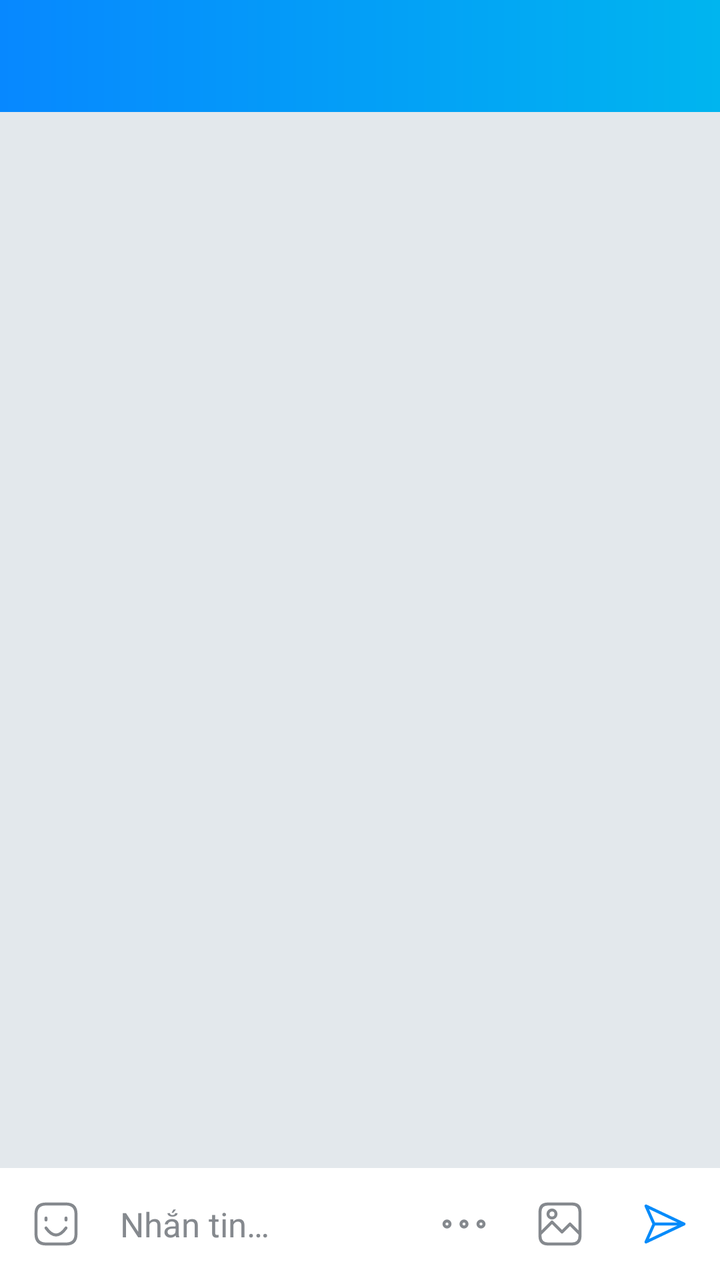
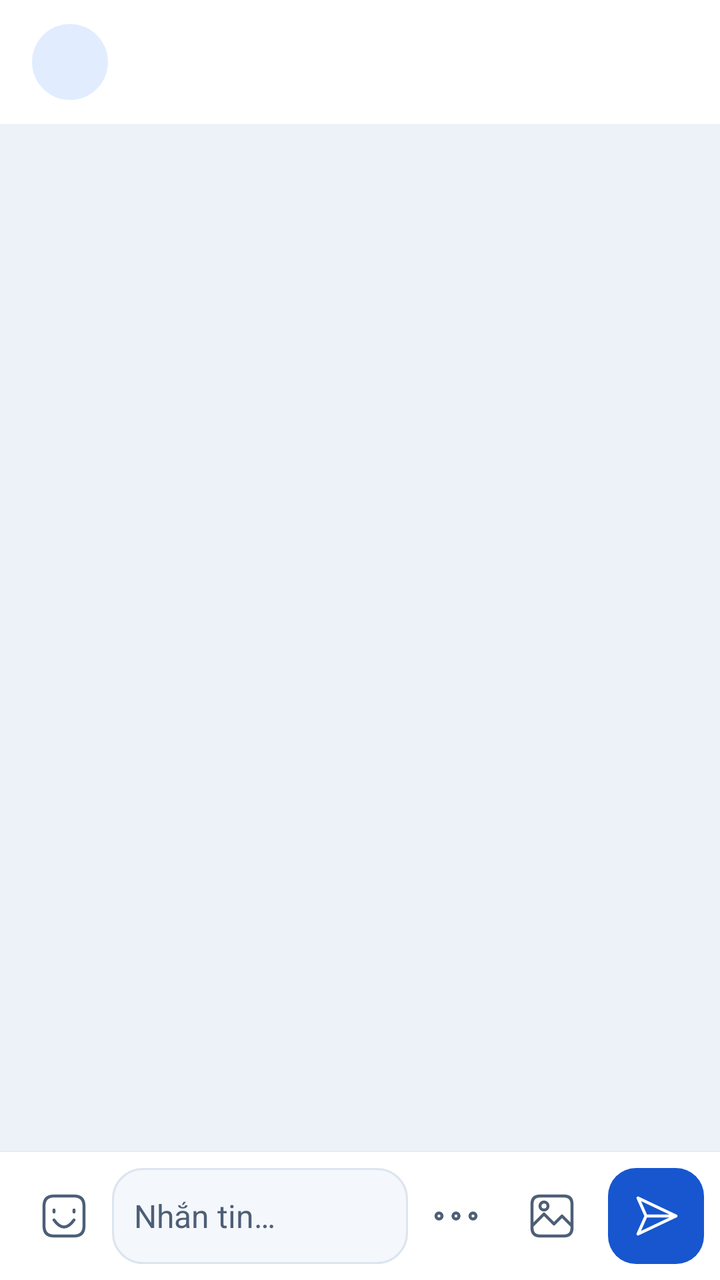

Two renders of the same Android screen: before a commit and after it. Below are the layout's source before the change and the commit's diff.
<!-- AndroidManifest.xml: application theme Theme.UTEChat -->
<!-- res/layout/activity_chat.xml -->
<?xml version="1.0" encoding="utf-8"?>
<LinearLayout xmlns:android="http://schemas.android.com/apk/res/android" xmlns:app="http://schemas.android.com/apk/res-auto"
    android:layout_width="match_parent"
    android:layout_height="match_parent"
    android:background="@drawable/bg_header_gradient"
    android:orientation="vertical"
    android:id="@+id/chat_root">
    <com.google.android.material.appbar.MaterialToolbar
        android:id="@+id/toolbar"
        android:layout_width="match_parent"
        android:layout_height="56dp"
        android:background="@drawable/bg_header_gradient"
        android:elevation="0dp"
        app:navigationContentDescription="@string/cd_back"
        app:titleTextColor="@color/white"
        app:navigationIconTint="@color/white"
        app:titleTextAppearance="@style/ChatToolbarTitle" />
    <TextView
        android:id="@+id/chat_connection_banner"
        android:layout_width="match_parent"
        android:layout_height="wrap_content"
        android:accessibilityLiveRegion="polite"
        android:background="@color/utechat_surface_variant"
        android:paddingHorizontal="@dimen/list_item_padding_h"
        android:paddingVertical="@dimen/space_sm"
        android:text="@string/chat_no_connection"
        android:textColor="@color/utechat_on_surface"
        android:visibility="gone" />
    <TextView
        android:id="@+id/tv_chat_source"
        android:layout_width="match_parent"
        android:layout_height="wrap_content"
        android:background="@color/utechat_surface_variant"
        android:paddingHorizontal="@dimen/list_item_padding_h"
        android:paddingVertical="@dimen/space_sm"
        android:text="@string/mock_message_notice"
        android:textColor="@color/utechat_on_surface"
        android:textSize="@dimen/text_sm"
        android:visibility="gone" />
    <LinearLayout
        android:id="@+id/tv_chat_send_error"
        android:layout_width="match_parent"
        android:layout_height="wrap_content"
        android:background="@color/utechat_surface"
        android:elevation="4dp"
        android:gravity="center_vertical"
        android:orientation="horizontal"
        android:paddingStart="@dimen/list_item_padding_h"
        android:paddingEnd="@dimen/space_xs"
        android:visibility="gone">
        <TextView
            android:id="@+id/tv_chat_send_error_message"
            android:layout_width="0dp"
            android:layout_height="wrap_content"
            android:layout_weight="1"
            android:paddingVertical="@dimen/space_xs"
            android:textColor="@color/utechat_error"
            android:textSize="@dimen/text_sm" />
        <com.google.android.material.button.MaterialButton
            android:id="@+id/btn_retry_stream"
            android:layout_width="wrap_content"
            android:layout_height="@dimen/touch_target_min"
            android:minWidth="@dimen/touch_target_min"
            android:text="@string/btn_retry"
            android:textSize="@dimen/text_xs" />
    </LinearLayout>
    <TextView
        android:id="@+id/tv_pinned_message"
        android:layout_width="match_parent"
        android:layout_height="wrap_content"
        android:minHeight="48dp"
        android:gravity="center_vertical"
        android:paddingHorizontal="16dp"
        android:singleLine="true"
        android:ellipsize="end"
        android:textColor="@color/utechat_primary"
        android:background="@color/utechat_surface"
        android:foreground="?attr/selectableItemBackground"
        android:visibility="gone" />
    <FrameLayout
        android:layout_width="match_parent"
        android:layout_height="0dp"
        android:layout_weight="1"
        android:background="@color/chat_canvas">
        <androidx.recyclerview.widget.RecyclerView
            android:id="@+id/rv_messages"
            android:layout_width="match_parent"
            android:layout_height="match_parent"
            android:clipToPadding="false"
            android:paddingTop="@dimen/space_sm"
            android:paddingBottom="@dimen/space_sm"
            android:scrollbars="vertical"
            android:visibility="gone" />
        <ProgressBar
            android:id="@+id/progress_chat"
            android:layout_width="wrap_content"
            android:layout_height="wrap_content"
            android:layout_gravity="center"
            android:contentDescription="@string/chat_loading"
            android:visibility="gone" />
        <LinearLayout
            android:id="@+id/chat_error_state"
            android:layout_width="match_parent"
            android:layout_height="match_parent"
            android:gravity="center"
            android:orientation="vertical"
            android:padding="@dimen/space_xl"
            android:visibility="gone">
            <TextView
                android:layout_width="wrap_content"
                android:layout_height="wrap_content"
                android:text="@string/chat_error_title"
                android:textColor="@color/utechat_on_surface"
                android:textSize="@dimen/text_lg"
                android:textStyle="bold" />
            <TextView
                android:id="@+id/tv_chat_error"
                android:layout_width="wrap_content"
                android:layout_height="wrap_content"
                android:layout_marginTop="@dimen/space_sm"
                android:gravity="center"
                android:text="@string/chat_load_error"
                android:textColor="@color/utechat_on_surface_variant"
                android:textSize="@dimen/text_md" />
            <com.google.android.material.button.MaterialButton
                android:id="@+id/btn_retry_chat"
                android:layout_width="wrap_content"
                android:layout_height="@dimen/touch_target_min"
                android:layout_marginTop="@dimen/space_md"
                android:text="@string/btn_retry" />
        </LinearLayout>
        <LinearLayout
            android:id="@+id/empty_chat_state"
            android:layout_width="match_parent"
            android:layout_height="match_parent"
            android:gravity="center"
            android:orientation="vertical"
            android:padding="@dimen/space_xl"
            android:visibility="gone">
            <TextView
                android:layout_width="wrap_content"
                android:layout_height="wrap_content"
                android:text="@string/empty_chat_title"
                android:textColor="@color/utechat_on_surface"
                android:textSize="@dimen/text_lg"
                android:textStyle="bold" />
            <TextView
                android:layout_width="wrap_content"
                android:layout_height="wrap_content"
                android:layout_marginTop="@dimen/space_sm"
                android:gravity="center"
                android:text="@string/empty_chat_message"
                android:textColor="@color/utechat_on_surface_variant"
                android:textSize="@dimen/text_md" />
        </LinearLayout>
        <ProgressBar
            android:id="@+id/progress_history" style="?android:attr/progressBarStyleHorizontal"
            android:layout_width="match_parent"
            android:layout_height="wrap_content"
            android:layout_gravity="top"
            android:indeterminate="true"
            android:visibility="gone" />
    </FrameLayout>
    <TextView
        android:id="@+id/tv_blocked_chat"
        android:layout_width="match_parent"
        android:layout_height="wrap_content"
        android:background="@color/utechat_surface"
        android:padding="16dp"
        android:text="@string/blocked_chat_notice"
        android:textColor="@color/utechat_on_surface"
        android:visibility="gone" />
    <LinearLayout
        android:id="@+id/reply_composer"
        android:layout_width="match_parent"
        android:layout_height="wrap_content"
        android:background="@color/utechat_surface"
        android:gravity="center_vertical"
        android:paddingStart="16dp"
        android:visibility="gone">
        <LinearLayout
            android:layout_width="0dp"
            android:layout_height="wrap_content"
            android:layout_weight="1"
            android:orientation="vertical"
            android:paddingVertical="6dp">
            <TextView
                android:id="@+id/tv_reply_target"
                android:layout_width="match_parent"
                android:layout_height="wrap_content"
                android:ellipsize="end"
                android:maxLines="1"
                android:textColor="@color/utechat_primary"
                android:textStyle="bold" />
            <TextView
                android:id="@+id/tv_reply_preview"
                android:layout_width="match_parent"
                android:layout_height="wrap_content"
                android:ellipsize="end"
                android:maxLines="1"
                android:textColor="@color/utechat_on_surface_variant" />
        </LinearLayout>
        <ImageButton
            android:id="@+id/btn_clear_reply"
            android:layout_width="48dp"
            android:layout_height="48dp"
            android:background="?attr/selectableItemBackgroundBorderless"
            android:contentDescription="@string/message_reply_cancel"
            android:src="@android:drawable/ic_menu_close_clear_cancel"
            android:tint="@color/utechat_on_surface_variant" />
    </LinearLayout>
    <LinearLayout
        android:id="@+id/chat_composer"
        android:layout_width="match_parent"
        android:layout_height="wrap_content"
        android:background="@color/utechat_surface"
        android:gravity="center_vertical"
        android:orientation="horizontal"
        android:padding="4dp">
        <ImageButton
            android:id="@+id/btn_chat_emoji"
            android:layout_width="48dp"
            android:layout_height="48dp"
            android:src="@drawable/ic_chat_smile"
            android:padding="12dp"
            android:background="?attr/selectableItemBackgroundBorderless"
            android:contentDescription="@string/chat_emoji"
            android:tint="@color/utechat_on_surface_variant" />
        <EditText
            android:id="@+id/et_message"
            android:layout_width="0dp"
            android:layout_height="wrap_content"
            android:layout_weight="1"
            android:background="@android:color/transparent"
            android:hint="@string/hint_message"
            android:imeOptions="actionSend"
            android:inputType="textCapSentences|textMultiLine"
            android:maxLines="4"
            android:minHeight="@dimen/touch_target_min"
            android:paddingHorizontal="8dp"
            android:paddingVertical="@dimen/space_sm"
            android:textColor="@color/utechat_on_surface"
            android:textColorHint="@color/utechat_on_surface_variant"
            android:textSize="17sp" />
        <ImageButton
            android:id="@+id/btn_chat_more"
            android:layout_width="48dp"
            android:layout_height="48dp"
            android:src="@drawable/ic_chat_more"
            android:padding="12dp"
            android:background="?attr/selectableItemBackgroundBorderless"
            android:contentDescription="@string/chat_more"
            android:tint="@color/utechat_on_surface_variant" />
        <ImageButton
            android:id="@+id/btn_attach_image"
            android:layout_width="@dimen/touch_target_min"
            android:layout_height="@dimen/touch_target_min"
            android:background="?attr/selectableItemBackgroundBorderless"
            android:contentDescription="@string/cd_attach_image"
            android:src="@drawable/ic_chat_gallery"
            android:tint="@color/utechat_on_surface_variant" />
        <ImageButton
            android:id="@+id/btn_send"
            android:layout_width="@dimen/touch_target_min"
            android:layout_height="@dimen/touch_target_min"
            android:layout_marginStart="@dimen/space_xs"
            android:background="?attr/selectableItemBackgroundBorderless"
            android:contentDescription="@string/cd_send_message"
            android:src="@drawable/ic_chat_send"
            android:tint="@color/utechat_primary" />
    </LinearLayout>
</LinearLayout>
<!-- resources referenced by this layout -->
<resources>
  <color name="chat_canvas">#E3E8EC</color>
  <color name="utechat_error">#FFDC2626</color>
  <color name="utechat_primary">#FF078BFA</color>
  <color name="utechat_surface">#FFFFFFFF</color>
  <color name="white">#FFFFFFFF</color>
  <dimen name="list_item_padding_h">16dp</dimen>
  <dimen name="space_md">16dp</dimen>
  <dimen name="space_sm">8dp</dimen>
  <dimen name="space_xl">32dp</dimen>
  <dimen name="space_xs">4dp</dimen>
  <dimen name="text_lg">17sp</dimen>
  <dimen name="text_md">15sp</dimen>
  <dimen name="text_sm">13sp</dimen>
  <dimen name="text_xs">11sp</dimen>
  <dimen name="touch_target_min">48dp</dimen>
  <!-- drawable bg_header_gradient (drawable) -->
  <shape xmlns:android="http://schemas.android.com/apk/res/android"><gradient
      android:angle="0"
      android:startColor="#0788FF"
      android:endColor="#00B5EF" /></shape>
  <string name="btn_retry">Thử lại</string>
  <string name="cd_back">Quay lại</string>
  <string name="chat_more">Thêm tiện ích</string>
  <string name="hint_message">Nhắn tin…</string>
  <style name="ChatToolbarTitle" parent="TextAppearance.Widget.AppCompat.Toolbar.Title">
          <item name="android:textSize">18sp</item>
          <item name="android:textStyle">bold</item>
          <item name="android:textColor">@color/white</item>
      </style>
  <color name="utechat_secondary">#FF00B4D8</color>
  <color name="utechat_background">#FFF3F4F6</color>
  <!-- unchanged entries left out for length: 24 -->
</resources>

<!-- the commit's change to res/layout/activity_chat.xml (unified diff, before → after) -->
@@ -2,19 +2,74 @@
 <LinearLayout xmlns:android="http://schemas.android.com/apk/res/android" xmlns:app="http://schemas.android.com/apk/res-auto"
     android:layout_width="match_parent"
     android:layout_height="match_parent"
-    android:background="@drawable/bg_header_gradient"
+    android:background="@color/white"
     android:orientation="vertical"
     android:id="@+id/chat_root">
     <com.google.android.material.appbar.MaterialToolbar
         android:id="@+id/toolbar"
         android:layout_width="match_parent"
-        android:layout_height="56dp"
-        android:background="@drawable/bg_header_gradient"
-        android:elevation="0dp"
+        android:layout_height="62dp"
+        android:background="@color/white"
         app:navigationContentDescription="@string/cd_back"
-        app:titleTextColor="@color/white"
-        app:navigationIconTint="@color/white"
-        app:titleTextAppearance="@style/ChatToolbarTitle" />
+        app:navigationIconTint="@color/chat_text"
+        app:contentInsetStartWithNavigation="0dp">
+        <LinearLayout
+            android:id="@+id/chat_identity"
+            android:layout_width="match_parent"
+            android:layout_height="match_parent"
+            android:layout_marginEnd="4dp"
+            android:gravity="center_vertical"
+            android:orientation="horizontal">
+            <FrameLayout
+                android:layout_width="38dp"
+                android:layout_height="38dp"
+                android:layout_marginEnd="8dp"
+                android:importantForAccessibility="noHideDescendants">
+                <TextView
+                    android:id="@+id/chat_avatar_initial"
+                    android:layout_width="match_parent"
+                    android:layout_height="match_parent"
+                    android:background="@drawable/bg_chat_header_avatar"
+                    android:gravity="center"
+                    android:textColor="@color/chat_accent"
+                    android:textSize="14sp"
+                    android:textStyle="bold" />
+                <ImageView
+                    android:id="@+id/chat_avatar_photo"
+                    android:layout_width="match_parent"
+                    android:layout_height="match_parent" />
+                <View
+                    android:id="@+id/chat_online_badge"
+                    android:layout_width="12dp"
+                    android:layout_height="12dp"
+                    android:layout_gravity="bottom|end"
+                    android:background="@drawable/bg_chat_online_badge"
+                    android:visibility="gone" />
+            </FrameLayout>
+            <LinearLayout
+                android:layout_width="0dp"
+                android:layout_height="wrap_content"
+                android:layout_weight="1"
+                android:orientation="vertical">
+                <TextView
+                    android:id="@+id/chat_title"
+                    android:layout_width="match_parent"
+                    android:layout_height="wrap_content"
+                    android:ellipsize="end"
+                    android:maxLines="1"
+                    android:textAppearance="@style/ChatToolbarTitle" />
+                <TextView
+                    android:id="@+id/chat_subtitle"
+                    android:layout_width="match_parent"
+                    android:layout_height="wrap_content"
+                    android:ellipsize="end"
+                    android:maxLines="1"
+                    android:textColor="@color/chat_meta"
+                    android:textSize="12sp"
+                    android:visibility="gone" />
+            </LinearLayout>
+        </LinearLayout>
+    </com.google.android.material.appbar.MaterialToolbar>
     <TextView
         android:id="@+id/chat_connection_banner"
         android:layout_width="match_parent"
@@ -81,7 +136,7 @@
         android:layout_width="match_parent"
         android:layout_height="0dp"
         android:layout_weight="1"
-        android:background="@color/chat_canvas">
+        android:background="@color/chat_conversation_canvas">
         <androidx.recyclerview.widget.RecyclerView
             android:id="@+id/rv_messages"
             android:layout_width="match_parent"
@@ -91,13 +146,31 @@
             android:paddingBottom="@dimen/space_sm"
             android:scrollbars="vertical"
             android:visibility="gone" />
-        <ProgressBar
+        <FrameLayout
             android:id="@+id/progress_chat"
-            android:layout_width="wrap_content"
-            android:layout_height="wrap_content"
-            android:layout_gravity="center"
-            android:contentDescription="@string/chat_loading"
-            android:visibility="gone" />
+            android:layout_width="match_parent"
+            android:layout_height="match_parent"
+            android:visibility="gone">
+            <LinearLayout
+                android:layout_width="match_parent"
+                android:layout_height="wrap_content"
+                android:layout_gravity="bottom"
+                android:importantForAccessibility="noHideDescendants"
+                android:orientation="vertical"
+                android:padding="16dp">
+                <View android:layout_width="172dp" android:layout_height="44dp" android:background="@drawable/bg_chat_skeleton" />
+                <View android:layout_width="136dp" android:layout_height="46dp" android:layout_gravity="end"
+                    android:layout_marginTop="10dp" android:background="@drawable/bg_chat_skeleton" />
+                <View android:layout_width="196dp" android:layout_height="54dp" android:layout_marginTop="10dp"
+                    android:background="@drawable/bg_chat_skeleton" />
+            </LinearLayout>
+            <ProgressBar
+                android:layout_width="30dp"
+                android:layout_height="30dp"
+                android:layout_gravity="center"
+                android:contentDescription="@string/chat_loading"
+                android:indeterminateTint="@color/chat_accent" />
+        </FrameLayout>
         <LinearLayout
             android:id="@+id/chat_error_state"
             android:layout_width="match_parent"
@@ -137,6 +210,15 @@
             android:orientation="vertical"
             android:padding="@dimen/space_xl"
             android:visibility="gone">
+            <ImageView
+                android:layout_width="64dp"
+                android:layout_height="64dp"
+                android:layout_marginBottom="14dp"
+                android:background="@drawable/bg_chat_header_avatar"
+                android:importantForAccessibility="no"
+                android:padding="17dp"
+                android:src="@drawable/ic_nav_messages"
+                app:tint="@color/chat_accent" />
             <TextView
                 android:layout_width="wrap_content"
                 android:layout_height="wrap_content"
@@ -150,7 +232,7 @@
                 android:layout_marginTop="@dimen/space_sm"
                 android:gravity="center"
                 android:text="@string/empty_chat_message"
-                android:textColor="@color/utechat_on_surface_variant"
+                android:textColor="@color/chat_meta"
                 android:textSize="@dimen/text_md" />
         </LinearLayout>
         <ProgressBar
@@ -214,9 +296,11 @@
         android:layout_width="match_parent"
         android:layout_height="wrap_content"
         android:background="@color/utechat_surface"
-        android:gravity="center_vertical"
+        android:gravity="bottom"
         android:orientation="horizontal"
-        android:padding="4dp">
+        android:elevation="2dp"
+        android:paddingHorizontal="8dp"
+        android:paddingVertical="8dp">
         <ImageButton
             android:id="@+id/btn_chat_emoji"
             android:layout_width="48dp"
@@ -225,23 +309,23 @@
             android:padding="12dp"
             android:background="?attr/selectableItemBackgroundBorderless"
             android:contentDescription="@string/chat_emoji"
-            android:tint="@color/utechat_on_surface_variant" />
+            android:tint="@color/chat_meta" />
         <EditText
             android:id="@+id/et_message"
             android:layout_width="0dp"
             android:layout_height="wrap_content"
             android:layout_weight="1"
-            android:background="@android:color/transparent"
+            android:background="@drawable/bg_chat_composer_input"
             android:hint="@string/hint_message"
             android:imeOptions="actionSend"
             android:inputType="textCapSentences|textMultiLine"
             android:maxLines="4"
             android:minHeight="@dimen/touch_target_min"
-            android:paddingHorizontal="8dp"
+            android:paddingHorizontal="11dp"
             android:paddingVertical="@dimen/space_sm"
-            android:textColor="@color/utechat_on_surface"
-            android:textColorHint="@color/utechat_on_surface_variant"
-            android:textSize="17sp" />
+            android:textColor="@color/chat_text"
+            android:textColorHint="@color/chat_meta"
+            android:textSize="16sp" />
         <ImageButton
             android:id="@+id/btn_chat_more"
             android:layout_width="48dp"
@@ -250,7 +334,7 @@
             android:padding="12dp"
             android:background="?attr/selectableItemBackgroundBorderless"
             android:contentDescription="@string/chat_more"
-            android:tint="@color/utechat_on_surface_variant" />
+            android:tint="@color/chat_meta" />
         <ImageButton
             android:id="@+id/btn_attach_image"
             android:layout_width="@dimen/touch_target_min"
@@ -258,15 +342,16 @@
             android:background="?attr/selectableItemBackgroundBorderless"
             android:contentDescription="@string/cd_attach_image"
             android:src="@drawable/ic_chat_gallery"
-            android:tint="@color/utechat_on_surface_variant" />
+            android:tint="@color/chat_meta" />
         <ImageButton
             android:id="@+id/btn_send"
             android:layout_width="@dimen/touch_target_min"
             android:layout_height="@dimen/touch_target_min"
             android:layout_marginStart="@dimen/space_xs"
-            android:background="?attr/selectableItemBackgroundBorderless"
+            android:background="@drawable/bg_chat_send"
             android:contentDescription="@string/cd_send_message"
+            android:enabled="false"
             android:src="@drawable/ic_chat_send"
-            android:tint="@color/utechat_primary" />
+            android:tint="@color/chat_send_icon" />
     </LinearLayout>
 </LinearLayout>
<!-- resource entries referenced after the edit -->
@@ -1,6 +1,9 @@
 <!-- resources referenced by this layout -->
 <resources>
-  <color name="chat_canvas">#E3E8EC</color>
+  <color name="chat_accent">#1756CF</color>
+  <color name="chat_conversation_canvas">#EDF2F8</color>
+  <color name="chat_meta">#4D5F76</color>
+  <color name="chat_text">#14263F</color>
   <color name="utechat_error">#FFDC2626</color>
   <color name="utechat_primary">#FF078BFA</color>
   <color name="utechat_surface">#FFFFFFFF</color>
@@ -15,11 +18,62 @@
   <dimen name="text_sm">13sp</dimen>
   <dimen name="text_xs">11sp</dimen>
   <dimen name="touch_target_min">48dp</dimen>
-  <!-- drawable bg_header_gradient (drawable) -->
-  <shape xmlns:android="http://schemas.android.com/apk/res/android"><gradient
-      android:angle="0"
-      android:startColor="#0788FF"
-      android:endColor="#00B5EF" /></shape>
+  <!-- drawable bg_chat_composer_input (drawable) -->
+  <?xml version="1.0" encoding="utf-8"?>
+  <shape xmlns:android="http://schemas.android.com/apk/res/android">
+      <solid android:color="@color/chat_composer_fill" />
+      <stroke android:width="1dp" android:color="@color/chat_border" />
+      <corners android:radius="15dp" />
+  </shape>
+  <!-- drawable bg_chat_header_avatar (drawable) -->
+  <?xml version="1.0" encoding="utf-8"?>
+  <shape xmlns:android="http://schemas.android.com/apk/res/android" android:shape="oval">
+      <solid android:color="@color/chat_sent_fill" />
+  </shape>
+  <!-- drawable bg_chat_online_badge (drawable) -->
+  <?xml version="1.0" encoding="utf-8"?>
+  <shape xmlns:android="http://schemas.android.com/apk/res/android" android:shape="oval">
+      <solid android:color="@color/chat_online" />
+      <stroke android:width="2dp" android:color="@color/white" />
+  </shape>
+  <!-- drawable bg_chat_send (drawable) -->
+  <?xml version="1.0" encoding="utf-8"?>
+  <ripple xmlns:android="http://schemas.android.com/apk/res/android" android:color="#33FFFFFF">
+      <item>
+          <selector>
+              <item android:state_enabled="false">
+                  <shape>
+                      <solid android:color="@color/chat_button_inactive" />
+                      <corners android:radius="14dp" />
+                  </shape>
+              </item>
+              <item>
+                  <shape>
+                      <solid android:color="@color/chat_accent" />
+                      <corners android:radius="14dp" />
+                  </shape>
+              </item>
+          </selector>
+      </item>
+  </ripple>
+  <!-- drawable bg_chat_skeleton (drawable) -->
+  <?xml version="1.0" encoding="utf-8"?>
+  <shape xmlns:android="http://schemas.android.com/apk/res/android">
+      <solid android:color="@color/chat_skeleton_fill" />
+      <corners android:radius="17dp" />
+  </shape>
+  <!-- drawable ic_nav_messages (drawable) -->
+  <vector xmlns:android="http://schemas.android.com/apk/res/android"
+      android:width="24dp"
+      android:height="24dp"
+      android:viewportWidth="24"
+      android:viewportHeight="24"><path
+      android:pathData="M21,11 A9,9 0,0 1,12 20 L4,22 L5,17 A9,9 0,1 1,21 11 M7,9 L17,9 M7,13 L14,13"
+      android:fillColor="@android:color/transparent"
+      android:strokeColor="#FF000000"
+      android:strokeWidth="1.5"
+      android:strokeLineCap="round"
+      android:strokeLineJoin="round" /></vector>
   <string name="btn_retry">Thử lại</string>
   <string name="cd_back">Quay lại</string>
   <string name="chat_more">Thêm tiện ích</string>
@@ -27,8 +81,14 @@
   <style name="ChatToolbarTitle" parent="TextAppearance.Widget.AppCompat.Toolbar.Title">
           <item name="android:textSize">18sp</item>
           <item name="android:textStyle">bold</item>
-          <item name="android:textColor">@color/white</item>
+          <item name="android:textColor">@color/chat_text</item>
       </style>
+  <color name="chat_composer_fill">#F4F7FC</color>
+  <color name="chat_border">#DCE5EF</color>
+  <color name="chat_sent_fill">#E1EDFF</color>
+  <color name="chat_online">#117046</color>
+  <color name="chat_button_inactive">#E9EFF7</color>
+  <color name="chat_skeleton_fill">#D7E2EF</color>
   <color name="utechat_secondary">#FF00B4D8</color>
   <color name="utechat_background">#FFF3F4F6</color>
   <!-- unchanged entries left out for length: 24 -->
